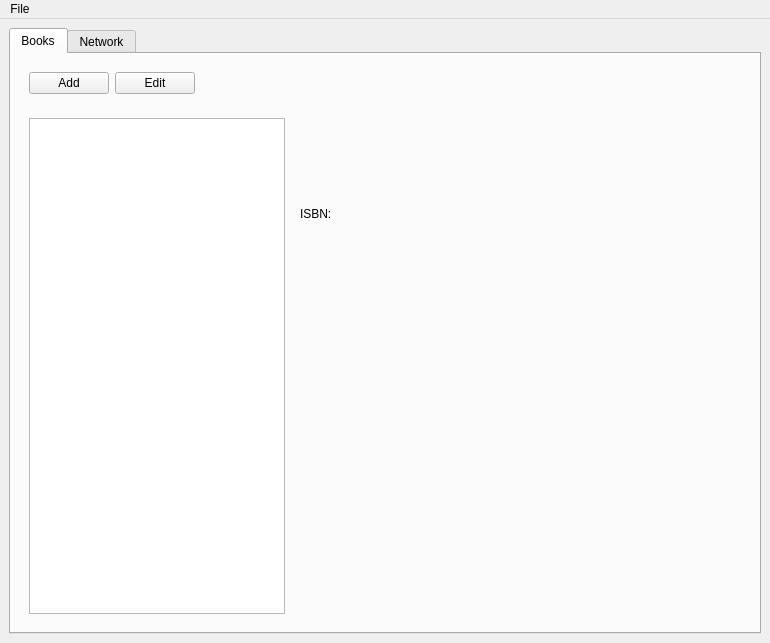
Old version of the form server/gui/librarymaingui.ui in the repository WerthersEchte/M214_AdvancedCpp-Projekt_Librarysystem.
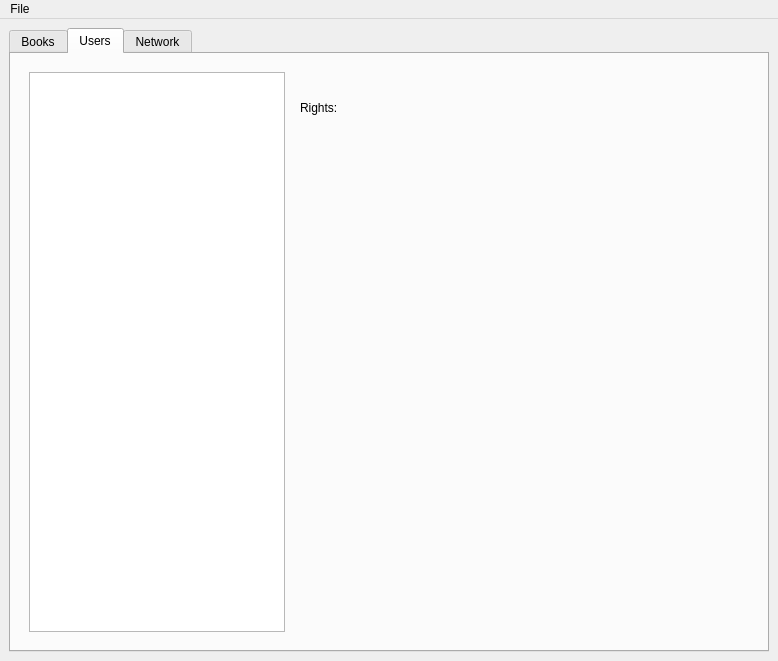
New version of the form.

```diff
--- a/server/gui/librarymaingui.ui
+++ b/server/gui/librarymaingui.ui
@@ -6,8 +6,8 @@
    <rect>
     <x>0</x>
     <y>0</y>
-    <width>770</width>
-    <height>643</height>
+    <width>778</width>
+    <height>661</height>
    </rect>
   </property>
   <property name="windowTitle">
@@ -18,7 +18,7 @@
     <item>
      <widget class="QTabWidget" name="tWMain">
       <property name="currentIndex">
-       <number>0</number>
+       <number>1</number>
       </property>
       <widget class="QWidget" name="tBooks">
        <attribute name="title">
@@ -271,6 +271,126 @@
         </item>
        </layout>
       </widget>
+      <widget class="QWidget" name="tUser">
+       <attribute name="title">
+        <string>Users</string>
+       </attribute>
+       <layout class="QVBoxLayout" name="verticalLayout_6">
+        <item>
+         <widget class="QWidget" name="wUserOverview" native="true">
+          <property name="sizePolicy">
+           <sizepolicy hsizetype="Preferred" vsizetype="Expanding">
+            <horstretch>0</horstretch>
+            <verstretch>0</verstretch>
+           </sizepolicy>
+          </property>
+          <layout class="QHBoxLayout" name="horizontalLayout_8">
+           <item>
+            <widget class="QListView" name="lVUserList">
+             <property name="sizePolicy">
+              <sizepolicy hsizetype="Minimum" vsizetype="Minimum">
+               <horstretch>0</horstretch>
+               <verstretch>0</verstretch>
+              </sizepolicy>
+             </property>
+            </widget>
+           </item>
+           <item>
+            <widget class="QWidget" name="wUserInfo" native="true">
+             <property name="sizePolicy">
+              <sizepolicy hsizetype="Expanding" vsizetype="Preferred">
+               <horstretch>0</horstretch>
+               <verstretch>0</verstretch>
+              </sizepolicy>
+             </property>
+             <layout class="QVBoxLayout" name="verticalLayout_4">
+              <item>
+               <widget class="QWidget" name="widget_5" native="true">
+                <layout class="QHBoxLayout" name="horizontalLayout_10">
+                 <property name="leftMargin">
+                  <number>0</number>
+                 </property>
+                 <property name="topMargin">
+                  <number>0</number>
+                 </property>
+                 <property name="rightMargin">
+                  <number>0</number>
+                 </property>
+                 <property name="bottomMargin">
+                  <number>0</number>
+                 </property>
+                 <item>
+                  <widget class="QLabel" name="lUserName">
+                   <property name="text">
+                    <string/>
+                   </property>
+                  </widget>
+                 </item>
+                 <item>
+                  <widget class="QLabel" name="lUserPassword">
+                   <property name="text">
+                    <string/>
+                   </property>
+                   <property name="alignment">
+                    <set>Qt::AlignRight|Qt::AlignTrailing|Qt::AlignVCenter</set>
+                   </property>
+                  </widget>
+                 </item>
+                </layout>
+               </widget>
+              </item>
+              <item>
+               <widget class="QWidget" name="wUserRights" native="true">
+                <layout class="QVBoxLayout" name="verticalLayout_7">
+                 <property name="leftMargin">
+                  <number>0</number>
+                 </property>
+                 <property name="topMargin">
+                  <number>0</number>
+                 </property>
+                 <property name="rightMargin">
+                  <number>0</number>
+                 </property>
+                 <property name="bottomMargin">
+                  <number>0</number>
+                 </property>
+                 <item>
+                  <widget class="QLabel" name="lUserRights">
+                   <property name="sizePolicy">
+                    <sizepolicy hsizetype="Minimum" vsizetype="Minimum">
+                     <horstretch>0</horstretch>
+                     <verstretch>0</verstretch>
+                    </sizepolicy>
+                   </property>
+                   <property name="text">
+                    <string>Rights:</string>
+                   </property>
+                  </widget>
+                 </item>
+                </layout>
+               </widget>
+              </item>
+              <item>
+               <spacer name="verticalSpacer_2">
+                <property name="orientation">
+                 <enum>Qt::Vertical</enum>
+                </property>
+                <property name="sizeHint" stdset="0">
+                 <size>
+                  <width>20</width>
+                  <height>40</height>
+                 </size>
+                </property>
+               </spacer>
+              </item>
+             </layout>
+            </widget>
+           </item>
+          </layout>
+         </widget>
+        </item>
+       </layout>
+      </widget>
       <widget class="QWidget" name="tNetwork">
        <attribute name="title">
         <string>Network</string>
@@ -348,7 +468,7 @@
     <rect>
      <x>0</x>
      <y>0</y>
-     <width>770</width>
+     <width>778</width>
      <height>25</height>
     </rect>
    </property>
```
